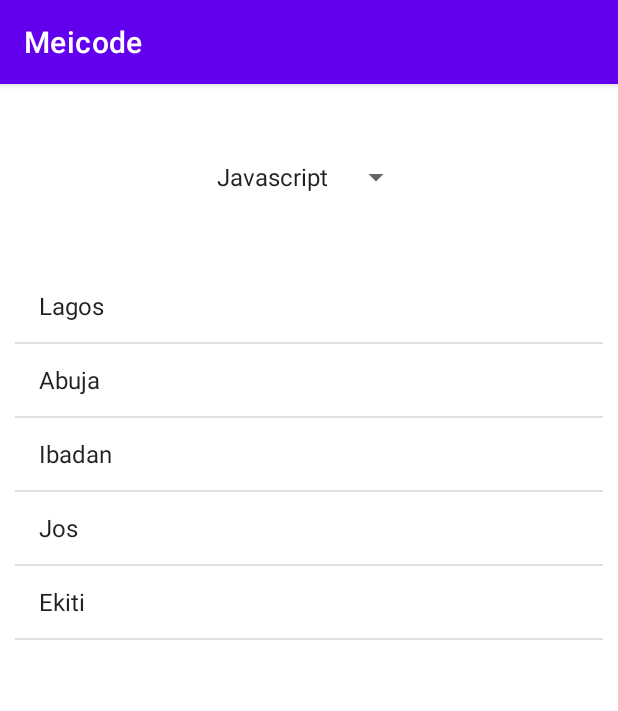
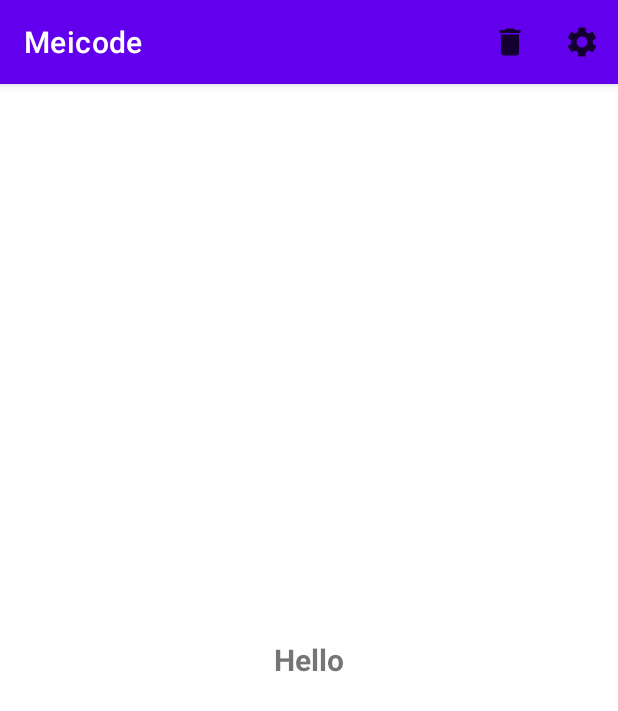
Before and after one commit to Dhannyphantom/meicode-android, an Android app: the screen it shows after launch (MainActivity), on a phone screen of 412 x 824 dp. Shown: the top 711 px of the screen. Run offline under Robolectric (Android 15) with nearby library versions, the phone set to English and light mode, and no system bars.

Commit message:
Menu items and menu item XML

```diff
--- a/app/src/main/java/com/example/meicode/MainActivity.java
+++ b/app/src/main/java/com/example/meicode/MainActivity.java
@@ -1,77 +1,42 @@
 package com.example.meicode;
 
+import androidx.annotation.NonNull;
 import androidx.appcompat.app.AppCompatActivity;
+
+import android.annotation.SuppressLint;
 import android.os.Bundle;
-import android.view.View;
-import android.widget.AdapterView;
-import android.widget.ArrayAdapter;
-import android.widget.ListView;
-import android.widget.Spinner;
+import android.view.Menu;
+import android.view.MenuInflater;
+import android.view.MenuItem;
 import android.widget.Toast;
 
-import java.util.ArrayList;
-
 public class MainActivity extends AppCompatActivity {
-    ListView citiesList;
-    Spinner langSpinner;
-
     @Override
     protected void onCreate(Bundle savedInstanceState) {
         super.onCreate(savedInstanceState);
         setContentView(R.layout.activity_main);
+    }
 
-        citiesList = findViewById(R.id.citiesList);
-        langSpinner = findViewById(R.id.langSpinner);
+    @Override
+    public boolean onCreateOptionsMenu(Menu menu) {
+        MenuInflater inflater = getMenuInflater();
+        inflater.inflate(R.menu.main_menu, menu);
+        return true;
+    }
 
-//        ArrayList<String> languages = new ArrayList<>();
-//        languages.add("Java");
-//        languages.add("Kotlin");
-//        languages.add("Swift");
-//        languages.add("Python");
-//        languages.add("C/C++");
-//        languages.add("Javascript");
-//
-//        ArrayAdapter<String> languagesAdapter = new ArrayAdapter<>(
-//                this,
-//                android.R.layout.simple_spinner_dropdown_item,
-//                languages
-//        );
-//
-//        langSpinner.setAdapter(languagesAdapter);
-        langSpinner.setOnItemSelectedListener(new AdapterView.OnItemSelectedListener() {
-            @Override
-            public void onItemSelected(AdapterView<?> adapterView, View view, int i, long l) {
-                Toast.makeText(MainActivity.this, langSpinner.getSelectedItem().toString() + " selected", Toast.LENGTH_SHORT).show();
-            }
-
-            @Override
-            public void onNothingSelected(AdapterView<?> adapterView) {
-                Toast.makeText(MainActivity.this, "You changed your mind?", Toast.LENGTH_SHORT).show();
-            }
-        });
-
-        ArrayList<String> cities = new ArrayList<>();
-        cities.add("Lagos");
-        cities.add("Abuja");
-        cities.add("Ibadan");
-        cities.add("Jos");
-        cities.add("Ekiti");
-
-        ArrayAdapter<String> citiesAdapter = new ArrayAdapter<>(
-                this,
-                android.R.layout.simple_list_item_1,
-                cities
-        );
-
-        citiesList.setAdapter(citiesAdapter);
-        citiesList.setOnItemClickListener(new AdapterView.OnItemClickListener(){
-
-            @Override
-            public void onItemClick(AdapterView<?> adapterView, View view, int i, long l) {
-                Toast.makeText(MainActivity.this, cities.get(i) + " Selected", Toast.LENGTH_SHORT).show();
-            }
-        });
+    @SuppressLint("NonConstantResourceId")
+    @Override
+    public boolean onOptionsItemSelected(@NonNull MenuItem item) {
+        switch (item.getItemId()) {
+            case R.id.settingsMenu:
+                Toast.makeText(this, "Settings clicked", Toast.LENGTH_SHORT).show();
+                return true;
+            case R.id.deleteMenu:
+                Toast.makeText(this, "Delete icon clicked", Toast.LENGTH_SHORT).show();
+                return true;
+            default:
+                return super.onOptionsItemSelected(item);
+        }
 
     }
-
 }
--- /dev/null
+++ b/app/src/main/res/drawable-anydpi/ic_delete.xml
@@ -0,0 +1,11 @@
+<vector xmlns:android="http://schemas.android.com/apk/res/android"
+    android:width="24dp"
+    android:height="24dp"
+    android:viewportWidth="24"
+    android:viewportHeight="24"
+    android:tint="#000000"
+    android:alpha="0.8">
+  <path
+      android:fillColor="@android:color/white"
+      android:pathData="M6,19c0,1.1 0.9,2 2,2h8c1.1,0 2,-0.9 2,-2V7H6v12zM19,4h-3.5l-1,-1h-5l-1,1H5v2h14V4z"/>
+</vector>
--- /dev/null
+++ b/app/src/main/res/drawable-anydpi/ic_settings.xml
@@ -0,0 +1,11 @@
+<vector xmlns:android="http://schemas.android.com/apk/res/android"
+    android:width="24dp"
+    android:height="24dp"
+    android:viewportWidth="24"
+    android:viewportHeight="24"
+    android:tint="#000000"
+    android:alpha="0.8">
+  <path
+      android:fillColor="@android:color/white"
+      android:pathData="M19.14,12.94c0.04,-0.3 0.06,-0.61 0.06,-0.94c0,-0.32 -0.02,-0.64 -0.07,-0.94l2.03,-1.58c0.18,-0.14 0.23,-0.41 0.12,-0.61l-1.92,-3.32c-0.12,-0.22 -0.37,-0.29 -0.59,-0.22l-2.39,0.96c-0.5,-0.38 -1.03,-0.7 -1.62,-0.94L14.4,2.81c-0.04,-0.24 -0.24,-0.41 -0.48,-0.41h-3.84c-0.24,0 -0.43,0.17 -0.47,0.41L9.25,5.35C8.66,5.59 8.12,5.92 7.63,6.29L5.24,5.33c-0.22,-0.08 -0.47,0 -0.59,0.22L2.74,8.87C2.62,9.08 2.66,9.34 2.86,9.48l2.03,1.58C4.84,11.36 4.8,11.69 4.8,12s0.02,0.64 0.07,0.94l-2.03,1.58c-0.18,0.14 -0.23,0.41 -0.12,0.61l1.92,3.32c0.12,0.22 0.37,0.29 0.59,0.22l2.39,-0.96c0.5,0.38 1.03,0.7 1.62,0.94l0.36,2.54c0.05,0.24 0.24,0.41 0.48,0.41h3.84c0.24,0 0.44,-0.17 0.47,-0.41l0.36,-2.54c0.59,-0.24 1.13,-0.56 1.62,-0.94l2.39,0.96c0.22,0.08 0.47,0 0.59,-0.22l1.92,-3.32c0.12,-0.22 0.07,-0.47 -0.12,-0.61L19.14,12.94zM12,15.6c-1.98,0 -3.6,-1.62 -3.6,-3.6s1.62,-3.6 3.6,-3.6s3.6,1.62 3.6,3.6S13.98,15.6 12,15.6z"/>
+</vector>
--- a/app/src/main/res/drawable/ic_delete.xml
+++ /dev/null
@@ -1,15 +0,0 @@
-<vector xmlns:android="http://schemas.android.com/apk/res/android"
-    android:width="108dp"
-    android:height="108dp"
-    android:viewportWidth="108"
-    android:viewportHeight="108"
-    android:tint="#003399">
-  <group android:scaleX="2.61"
-      android:scaleY="2.61"
-      android:translateX="22.68"
-      android:translateY="22.68">
-    <path
-        android:fillColor="@android:color/white"
-        android:pathData="M6,19c0,1.1 0.9,2 2,2h8c1.1,0 2,-0.9 2,-2V7H6v12zM19,4h-3.5l-1,-1h-5l-1,1H5v2h14V4z"/>
-  </group>
-</vector>
--- a/app/src/main/res/layout/activity_main.xml
+++ b/app/src/main/res/layout/activity_main.xml
@@ -4,24 +4,16 @@
     xmlns:tools="http://schemas.android.com/tools"
     android:layout_width="match_parent"
     android:layout_height="match_parent"
-    android:padding="10dp"
     tools:context=".MainActivity">
 
-   <Spinner
-       android:layout_width="wrap_content"
-       android:layout_height="wrap_content"
-      android:id="@+id/langSpinner"
-      android:layout_centerHorizontal="true"
-       android:entries="@array/language_lists"
-      android:layout_marginTop="40dp"
-      />
+    <TextView
+        android:layout_width="wrap_content"
+        android:layout_height="wrap_content"
+        android:layout_centerInParent="true"
+        android:text="@string/greeting"
+        android:textSize="20sp"
+        android:textStyle="bold"
+        />
 
-   <ListView
-       android:layout_width="match_parent"
-       android:layout_height="match_parent"
-       android:id="@+id/citiesList"
-       android:layout_below="@+id/langSpinner"
-       android:layout_marginTop="50dp"
-       />
 
 </RelativeLayout>
--- /dev/null
+++ b/app/src/main/res/menu/main_menu.xml
@@ -0,0 +1,17 @@
+<?xml version="1.0" encoding="utf-8"?>
+<menu xmlns:android="http://schemas.android.com/apk/res/android"
+    xmlns:app="http://schemas.android.com/apk/res-auto">
+    <item
+        android:title="Delete"
+        android:id="@+id/deleteMenu"
+        app:showAsAction="always"
+        android:icon="@drawable/ic_delete"
+        />
+    <item
+        android:title="Settings"
+        android:id="@+id/settingsMenu"
+        app:showAsAction="ifRoom"
+        android:icon="@drawable/ic_settings"
+        />
+
+</menu>
--- a/app/src/main/res/values/strings.xml
+++ b/app/src/main/res/values/strings.xml
@@ -1,5 +1,6 @@
 <resources>
     <string name="app_name">Meicode</string>
+    <string name="greeting">Hello</string>
     <string-array name="language_lists">
         <item>Javascript</item>
         <item>Java</item>
```
Also changed, not shown: app/src/main/res/drawable-hdpi/ic_delete.png (added), app/src/main/res/drawable-hdpi/ic_settings.png (added), app/src/main/res/drawable-mdpi/ic_delete.png (added), app/src/main/res/drawable-mdpi/ic_settings.png (added), app/src/main/res/drawable-xhdpi/ic_delete.png (added), app/src/main/res/drawable-xhdpi/ic_settings.png (added), app/src/main/res/drawable-xxhdpi/ic_delete.png (added), app/src/main/res/drawable-xxhdpi/ic_settings.png (added), 1 other file.
